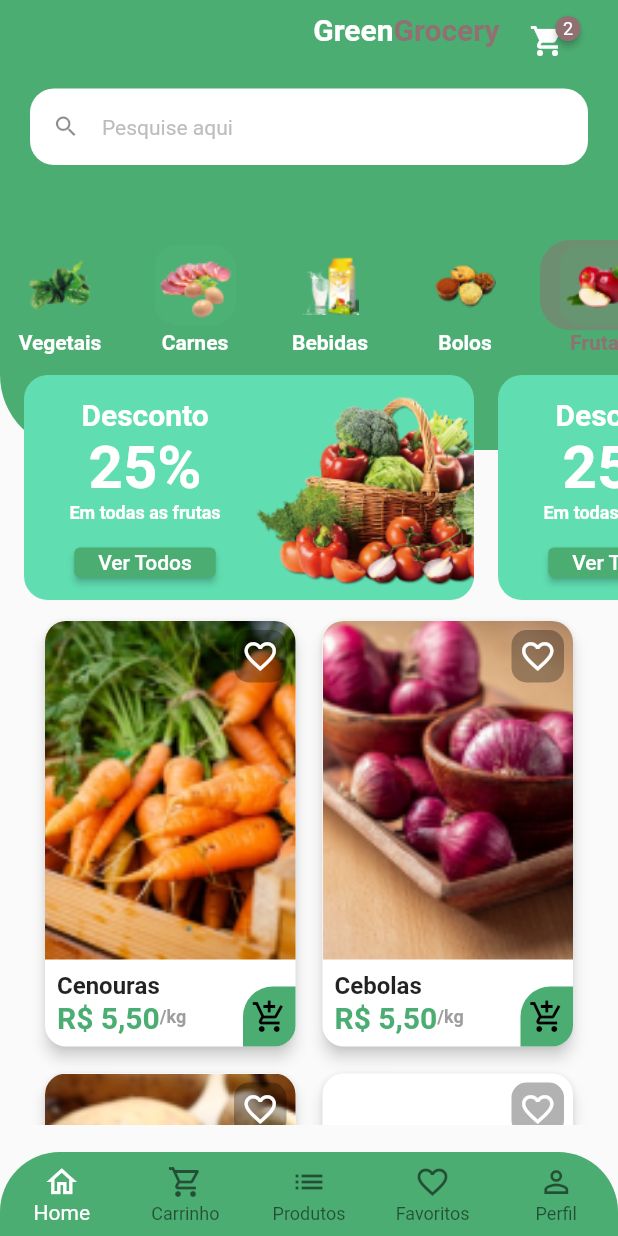
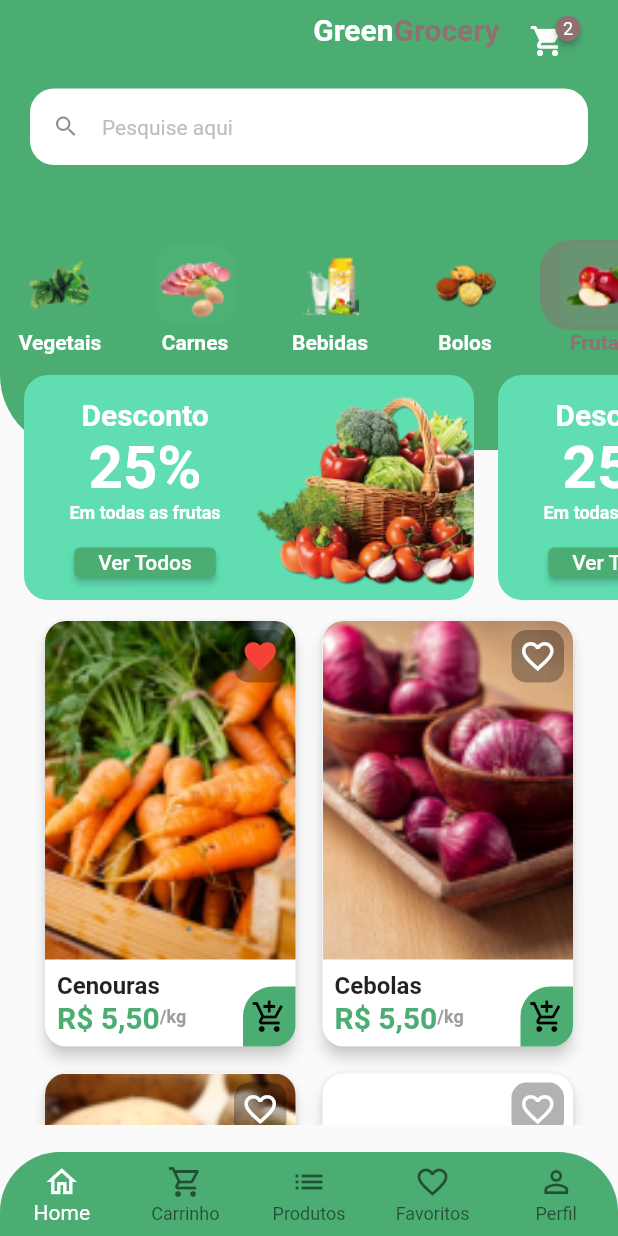
Before and after one commit to mucasantos/quitanda-flutter, a Flutter app: the screen it shows after launch, after a tap on "Entrar", after a tap on the "favorite outline" icon, on a phone screen of 412 x 824 dp. Run offline on Flutter 3.47's test engine with Material 2 defaults, Android fonts, the phone set to English and light mode, and no system bars; drawn by our look-alikes of badges; our stand-ins replace animated_text_kit, mask_text_input_formatter.

Commit message:
Implementar a lógica de favoritos

```diff
--- a/lib/src/models/item_model.dart
+++ b/lib/src/models/item_model.dart
@@ -1,4 +1,5 @@
 class ItemModel {
+  int itemId;
   String itemName;
   String imgUrl;
   String unit;
@@ -6,6 +7,7 @@ class ItemModel {
   String description;
 
   ItemModel({
+    required this.itemId,
     required this.description,
     required this.imgUrl,
     required this.itemName,
--- a/lib/src/pages/home/components/item_tile.dart
+++ b/lib/src/pages/home/components/item_tile.dart
@@ -1,6 +1,4 @@
 import 'package:flutter/material.dart';
-import 'package:flutter/src/foundation/key.dart';
-import 'package:flutter/src/widgets/framework.dart';
 import 'package:quitanda/config/custom_color.dart';
 import 'package:quitanda/src/models/item_model.dart';
 import 'package:quitanda/src/pages/product/product_screen.dart';
@@ -8,9 +6,13 @@ import 'package:quitanda/src/services/util_services.dart';
 
 class ItemTile extends StatelessWidget {
   final ItemModel item;
-  ItemTile({
+  final bool isFavorite;
+  final Function(int itemId) addFavorite;
+  const ItemTile({
     Key? key,
     required this.item,
+    required this.isFavorite,
+    required this.addFavorite,
   }) : super(key: key);
 
   // final UtilServices utilServices = UtilServices();
@@ -22,7 +24,10 @@ class ItemTile extends StatelessWidget {
         GestureDetector(
           onTap: () {
             Navigator.of(context).push(MaterialPageRoute(builder: (ctx) {
-              return ProductScreen(item: item);
+              return ProductScreen(
+                item: item,
+                isFavorite: isFavorite,
+              );
             }));
           },
           child: Card(
@@ -91,7 +96,9 @@ class ItemTile extends StatelessWidget {
           top: 10,
           right: 10,
           child: GestureDetector(
-            onTap: () {},
+            onTap: () {
+              addFavorite(item.itemId);
+            },
             child: Container(
               height: 35,
               width: 35,
@@ -100,9 +107,9 @@ class ItemTile extends StatelessWidget {
                   borderRadius: const BorderRadius.all(
                     Radius.circular(10),
                   )),
-              child: const Icon(
-                Icons.favorite_border_outlined,
-                color: Colors.white,
+              child: Icon(
+                !isFavorite ? Icons.favorite_border_outlined : Icons.favorite,
+                color: !isFavorite ? Colors.white : Colors.red,
                 size: 25,
               ),
             ),
--- a/lib/src/pages/home/home_tab.dart
+++ b/lib/src/pages/home/home_tab.dart
@@ -8,7 +8,7 @@ import 'package:quitanda/src/pages/home/components/discount_card.dart';
 import 'package:quitanda/src/pages/home/components/item_tile.dart';
 
 class HomeTab extends StatefulWidget {
-  HomeTab({Key? key}) : super(key: key);
+  const HomeTab({Key? key}) : super(key: key);
 
   @override
   State<HomeTab> createState() => _HomeTabState();
@@ -16,6 +16,17 @@ class HomeTab extends StatefulWidget {
 
 class _HomeTabState extends State<HomeTab> {
   String selectedCategory = 'Frutas';
+  List<int> userFavorites = [1, 3, 5];
+
+  void addFavorite(int itemId) {
+    setState(() {
+      if (userFavorites.contains(itemId)) {
+        userFavorites.remove(itemId);
+      } else {
+        userFavorites.add(itemId);
+      }
+    });
+  }
 
   @override
   Widget build(BuildContext context) {
@@ -139,8 +150,10 @@ class _HomeTabState extends State<HomeTab> {
                         itemCount: appData.items.length,
                         itemBuilder: (_, index) {
                           return ItemTile(
-                            item: appData.items[index],
-                          );
+                              item: appData.items[index],
+                              isFavorite: userFavorites
+                                  .contains(appData.items[index].itemId),
+                              addFavorite: addFavorite);
                         })),
               )),
           Positioned(
```
Also changed, not shown: lib/config/app_data.dart (+10 -0 lines), lib/src/pages/product/product_screen.dart (+7 -3 lines).
